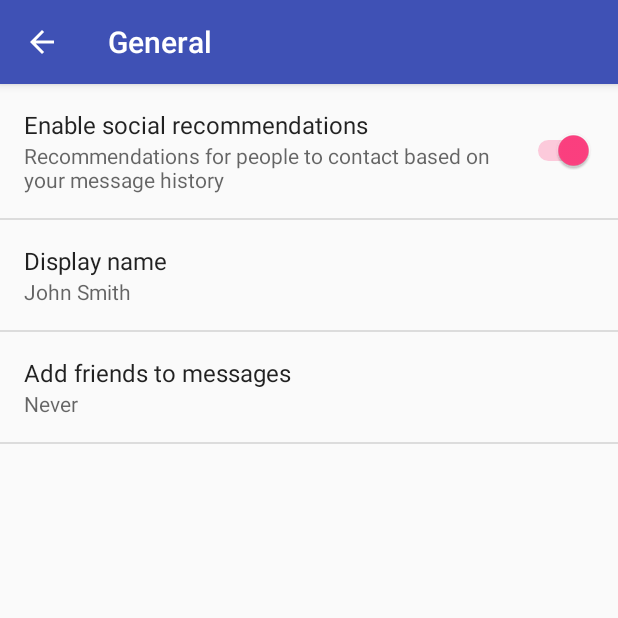
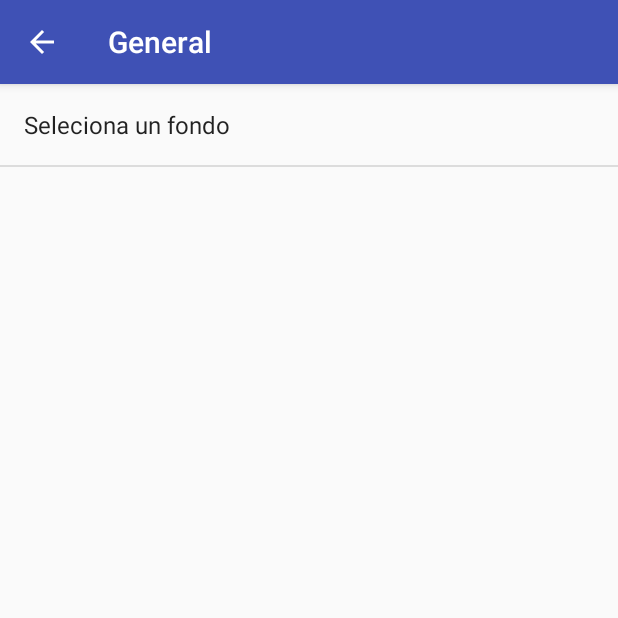
Before and after one commit to meirinf/MiNevera1, an Android app: the SettingsActivity screen opened directly, with no data from a screen before it, after a tap on "General", on a phone screen of 412 x 824 dp, the top half of it. Run offline under Robolectric (Android 15) with nearby library versions, the phone set to English and light mode, and no system bars; 2 statements that could not run were skipped.

Commit message:
Continuación del shared preferences con colores

```diff
--- a/app/src/main/AndroidManifest.xml
+++ b/app/src/main/AndroidManifest.xml
@@ -45,7 +45,9 @@
 
         <activity
             android:name=".SettingsActivity"
-            android:label="@string/title_activity_settings"></activity>
+            android:label="@string/title_activity_settings"
+            android:value="layout.FragmentRecetasImpl">
+        </activity>
     </application>
 
 </manifest>
--- a/app/src/main/res/menu/menu_detalles_recetas.xml
+++ b/app/src/main/res/menu/menu_detalles_recetas.xml
@@ -2,9 +2,4 @@
     xmlns:app="http://schemas.android.com/apk/res-auto"
     xmlns:tools="http://schemas.android.com/tools"
     tools:context="test.minevera.DetallesRecetas">
-    <item
-        android:id="@+id/action_settings"
-        android:orderInCategory="100"
-        android:title="@string/action_settings"
-        app:showAsAction="never" />
 </menu>
--- a/app/src/main/res/values/strings.xml
+++ b/app/src/main/res/values/strings.xml
@@ -173,6 +173,14 @@
         <item>3</item>
     </string-array>
 
+
+    <string-array name="Colores_de_fondo">
+        <item>Black</item>
+        <item>White</item>
+        <item>Cyan</item>
+    </string-array>
+
+
     <string-array name="multi_select_list_preference_default_value" />
 
     <string name="pref_title_system_sync_settings">System sync settings</string>
--- a/app/src/main/res/xml/pref_general.xml
+++ b/app/src/main/res/xml/pref_general.xml
@@ -1,13 +1,14 @@
 <PreferenceScreen xmlns:android="http://schemas.android.com/apk/res/android">
-
+    <!--
         <SwitchPreference
             android:defaultValue="true"
             android:key="example_switch"
             android:summary="@string/pref_description_social_recommendations"
             android:title="@string/pref_title_social_recommendations" />
 
-    <!-- NOTE: EditTextPreference accepts EditText attributes. -->
+        <!- NOTE: EditTextPreference accepts EditText attributes. -->
     <!-- NOTE: EditTextPreference's summary should be set to its value by the activity code. -->
+    <!--
       <EditTextPreference
           android:capitalize="words"
           android:defaultValue="@string/pref_default_display_name"
@@ -18,16 +19,16 @@
           android:singleLine="true"
           android:title="@string/pref_title_display_name" />
 
-    <!-- NOTE: Hide buttons to simplify the UI. Users can touch outside the dialog to
+      <!- NOTE: Hide buttons to simplify the UI. Users can touch outside the dialog to
            dismiss it. -->
     <!-- NOTE: ListPreference's summary should be set to its value by the activity code. -->
+
     <ListPreference
         android:defaultValue="-1"
-        android:entries="@array/pref_example_list_titles"
-        android:entryValues="@array/pref_example_list_values"
-        android:key="example_list"
+        android:entries="@array/Colores_de_fondo"
+        android:entryValues="@array/Colores_de_fondo"
         android:negativeButtonText="@null"
         android:positiveButtonText="@null"
-        android:title="@string/pref_title_add_friends_to_messages" />
+        android:title="Seleciona un fondo" />
 
 </PreferenceScreen>
```
Also changed, not shown: app/src/main/java/layout/FragmentRecetasImpl.java (+45 -1 lines), app/src/main/res/values/colors.xml (+12 -0 lines). Lines whose indentation alone changed are shown as unchanged.
